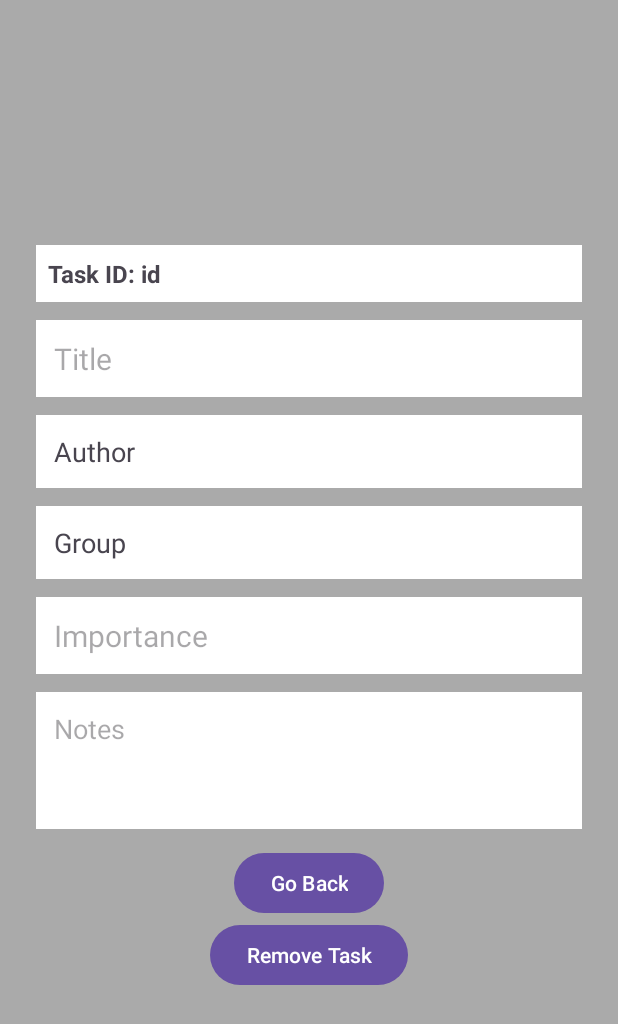
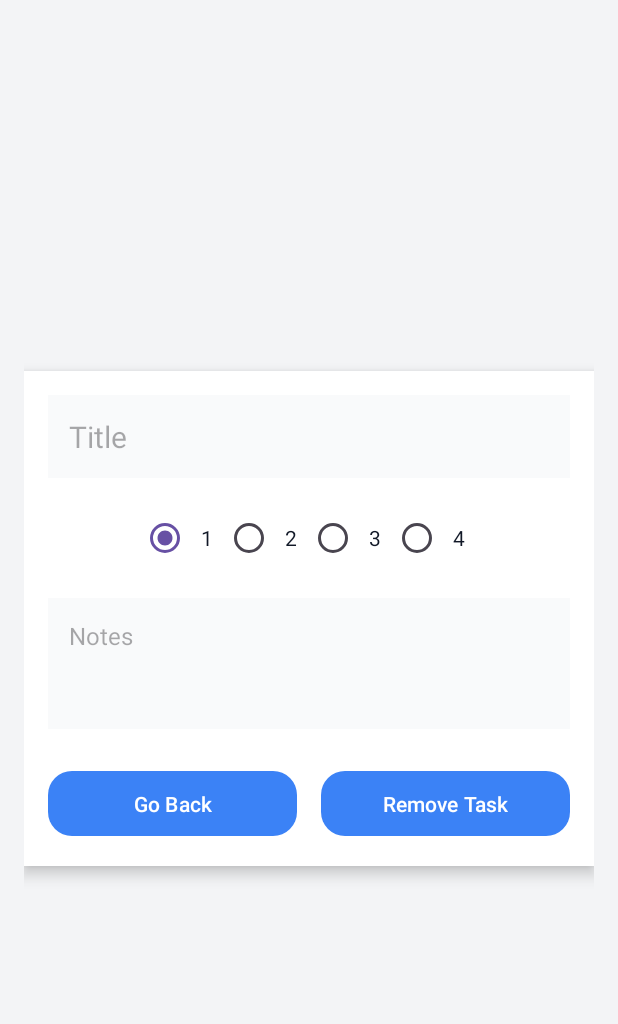
Before and after one commit to PaulIonescu14/hackathon-itfest-sisc, an Android app: the TaskDetails screen opened directly, with no data from a screen before it, on a phone screen of 412 x 824 dp. Shown: the top 1024 px of the screen. Run offline under Robolectric (Android 15) with nearby library versions, the phone set to English and light mode, and no system bars; our stand-ins replace Firebase (no records; nobody signed in at launch, a user with empty details on screens opened directly); 3 statements that could not run were skipped.

Commit message:
More styling

```diff
--- a/TaskForce/app/src/main/java/com/example/taskforce/AddNewTask.java
+++ b/TaskForce/app/src/main/java/com/example/taskforce/AddNewTask.java
@@ -37,7 +37,6 @@ public class AddNewTask extends AppCompatActivity {
         setContentView(R.layout.activity_add_new_task);
 
         EditText taskTitle = findViewById(R.id.newTaskTitle);
-        EditText taskGroup = findViewById(R.id.newTaskGroup);
         EditText taskNotes = findViewById(R.id.newTaskDetails);
         RadioGroup assignGroup = findViewById(R.id.assignRadioGroup);
         EditText assignedEmail = findViewById(R.id.assignedEmail);
@@ -67,7 +66,6 @@ public class AddNewTask extends AppCompatActivity {
 
         saveTask.setOnClickListener(v -> {
             String newTaskTitle = taskTitle.getText().toString();
-            String newTaskGroup = taskGroup.getText().toString();
             String newTaskNotes = taskNotes.getText().toString();
 
             if (newTaskTitle.isEmpty()) {
@@ -98,7 +96,6 @@ public class AddNewTask extends AppCompatActivity {
             Task newTask = new Task(
                     newTaskTitle,
                     assignedToEmailFinal,
-                    newTaskGroup,
                     "",
                     importance,
                     "",
--- a/TaskForce/app/src/main/java/com/example/taskforce/Task.java
+++ b/TaskForce/app/src/main/java/com/example/taskforce/Task.java
@@ -18,7 +18,7 @@ public class Task implements Serializable {
     public Task() {
 
     }
-    public Task(String title, String author, String group, String deadline, int importance, String pathToImage, String notes) {
+    public Task(String title, String author, String deadline, int importance, String pathToImage, String notes) {
         this.title = title;
         this.author = author;
         this.deadline = deadline;
--- a/TaskForce/app/src/main/res/layout/activity_task_details.xml
+++ b/TaskForce/app/src/main/res/layout/activity_task_details.xml
@@ -4,77 +4,81 @@
     xmlns:app="http://schemas.android.com/apk/res-auto"
     android:id="@+id/main"
     android:layout_width="match_parent"
-    android:layout_height="match_parent">
+    android:layout_height="match_parent"
+    android:background="#F3F4F6"
+    android:padding="16dp">
 
     <LinearLayout
         android:id="@+id/task_stack"
         android:layout_width="0dp"
-        android:layout_height="0dp"
+        android:layout_height="wrap_content"
         android:orientation="vertical"
-        android:gravity="center"
-        android:padding="24dp"
-        android:background="@android:color/darker_gray"
+        android:padding="16dp"
+        android:background="#FFFFFF"
+        android:elevation="6dp"
+        android:clipToOutline="true"
+        android:gravity="center_horizontal"
         app:layout_constraintTop_toTopOf="parent"
         app:layout_constraintBottom_toBottomOf="parent"
         app:layout_constraintStart_toStartOf="parent"
         app:layout_constraintEnd_toEndOf="parent">
-
-        <!-- Task ID (read-only) -->
-        <TextView
-            android:id="@+id/TaskID"
-            android:layout_width="match_parent"
-            android:layout_height="wrap_content"
-            android:text="Task ID: id"
-            android:textSize="16sp"
-            android:textStyle="bold"
-            android:padding="8dp"
-            android:layout_marginBottom="12dp"
-            android:background="@android:color/white"/>
 
         <!-- Editable Task Title -->
         <EditText
             android:id="@+id/TaskTitle"
             android:layout_width="match_parent"
             android:layout_height="wrap_content"
-            android:layout_marginBottom="12dp"
-            android:background="@android:color/white"
-            android:padding="12dp"
+            android:layout_marginBottom="16dp"
+            android:background="#F9FAFB"
+            android:padding="14dp"
             android:textSize="20sp"
             android:hint="Title"
-            android:inputType="text"/>
+            android:textColor="#111827"
+            android:inputType="text"
+            android:gravity="start"/>
 
-        <!-- Read-only fields -->
-        <TextView
-            android:id="@+id/TaskAuthor"
-            android:layout_width="match_parent"
+        <!-- Importance RadioGroup -->
+        <RadioGroup
+            android:id="@+id/TaskImportance"
+            android:layout_width="wrap_content"
             android:layout_height="wrap_content"
-            android:text="Author"
-            android:textSize="18sp"
-            android:padding="12dp"
-            android:background="@android:color/white"
-            android:layout_marginBottom="12dp"/>
+            android:orientation="horizontal"
+            android:layout_marginBottom="16dp"
+            android:gravity="center_horizontal">
 
-        <TextView
-            android:id="@+id/TaskGroup"
-            android:layout_width="match_parent"
+            <RadioButton
+                android:id="@+id/importance1"
+                android:layout_width="wrap_content"
                 android:layout_height="wrap_content"
-            android:text="Group"
-            android:textSize="18sp"
-            android:padding="12dp"
-            android:background="@android:color/white"
-            android:layout_marginBottom="12dp"/>
+                android:text="1"
+                android:checked="true"
+                android:textColor="#111827"
+                android:padding="8dp"/>
 
-        <!-- Editable Importance -->
-        <EditText
-            android:id="@+id/TaskImportance"
-            android:layout_width="match_parent"
+            <RadioButton
+                android:id="@+id/importance2"
+                android:layout_width="wrap_content"
                 android:layout_height="wrap_content"
-            android:layout_marginBottom="12dp"
-            android:background="@android:color/white"
-            android:padding="12dp"
-            android:textSize="20sp"
-            android:hint="Importance"
-            android:inputType="text"/>
+                android:text="2"
+                android:textColor="#111827"
+                android:padding="8dp"/>
+
+            <RadioButton
+                android:id="@+id/importance3"
+                android:layout_width="wrap_content"
+                android:layout_height="wrap_content"
+                android:text="3"
+                android:textColor="#111827"
+                android:padding="8dp"/>
+
+            <RadioButton
+                android:id="@+id/importance4"
+                android:layout_width="wrap_content"
+                android:layout_height="wrap_content"
+                android:text="4"
+                android:textColor="#111827"
+                android:padding="8dp"/>
+        </RadioGroup>
 
         <!-- Editable Notes -->
         <EditText
@@ -82,27 +86,47 @@
             android:layout_width="match_parent"
             android:layout_height="wrap_content"
             android:hint="Notes"
-            android:textSize="18sp"
-            android:padding="12dp"
-            android:background="@android:color/white"
+            android:textSize="16sp"
+            android:padding="14dp"
+            android:background="#F9FAFB"
             android:inputType="textMultiLine"
             android:minLines="3"
             android:gravity="top"
-            android:layout_marginBottom="12dp"/>
+            android:layout_marginBottom="24dp"
+            android:textColor="#111827"/>
 
-        <!-- Go Back Button -->
+        <!-- Buttons -->
+        <LinearLayout
+            android:layout_width="match_parent"
+            android:layout_height="wrap_content"
+            android:orientation="horizontal"
+            android:gravity="center">
 
-        <Button
+            <com.google.android.material.button.MaterialButton
                 android:id="@+id/buttonGoBack"
-            android:layout_width="wrap_content"
+                android:layout_width="0dp"
                 android:layout_height="wrap_content"
-            android:text="Go Back" />
+                android:layout_weight="1"
+                android:text="Go Back"
+                android:textColor="#FFFFFF"
+                app:cornerRadius="16dp"
+                app:backgroundTint="#3B82F6"
+                android:layout_marginEnd="8dp"
+                android:padding="12dp"/>
 
-        <Button
+            <com.google.android.material.button.MaterialButton
                 android:id="@+id/buttonRemove"
-            android:layout_width="wrap_content"
+                android:layout_width="0dp"
                 android:layout_height="wrap_content"
-            android:text="Remove Task" />
+                android:layout_weight="1"
+                android:text="Remove Task"
+                android:textColor="#FFFFFF"
+                app:cornerRadius="16dp"
+                app:backgroundTint="#3B82F6"
+                android:layout_marginStart="8dp"
+                android:padding="12dp"/>
+        </LinearLayout>
+
     </LinearLayout>
 
 </androidx.constraintlayout.widget.ConstraintLayout>
--- a/TaskForce/app/src/main/res/layout/task_card.xml
+++ b/TaskForce/app/src/main/res/layout/task_card.xml
@@ -13,6 +13,7 @@
 
     <!-- Imagine task / icon -->
     <ImageView
+        android:id="@+id/imageViewCard"
         android:layout_width="80dp"
         android:layout_height="80dp"
         android:layout_marginEnd="16dp"
@@ -59,7 +60,7 @@
             android:paddingBottom="6dp" />
 
         <TextView
-            android:id="@+id/DeadlineCard"
+            android:id="@+id/ImportanceCard"
             android:layout_width="match_parent"
             android:layout_height="wrap_content"
             android:text="Deadline: 12/12/2025"
```
Also changed, not shown: TaskForce/app/src/main/java/com/example/taskforce/Home.java (+18 -3 lines), TaskForce/app/src/main/java/com/example/taskforce/TaskDetails.java (+25 -19 lines), TaskForce/app/src/main/res/layout/activity_add_new_task.xml (+1 -18 lines). Lines whose indentation alone changed are shown as unchanged.
